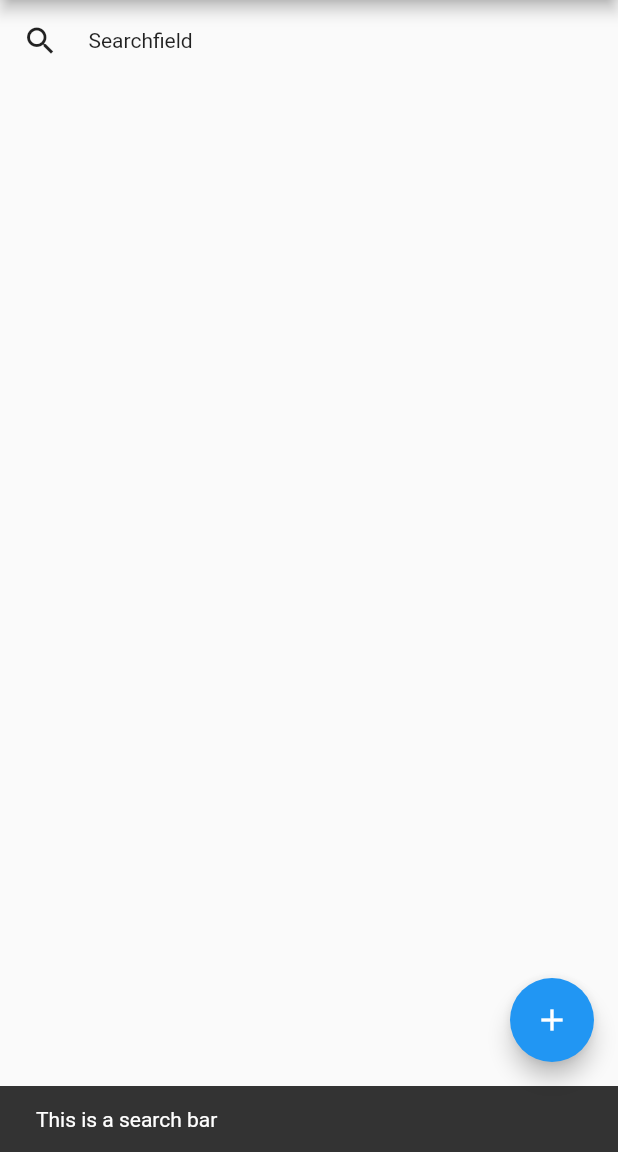
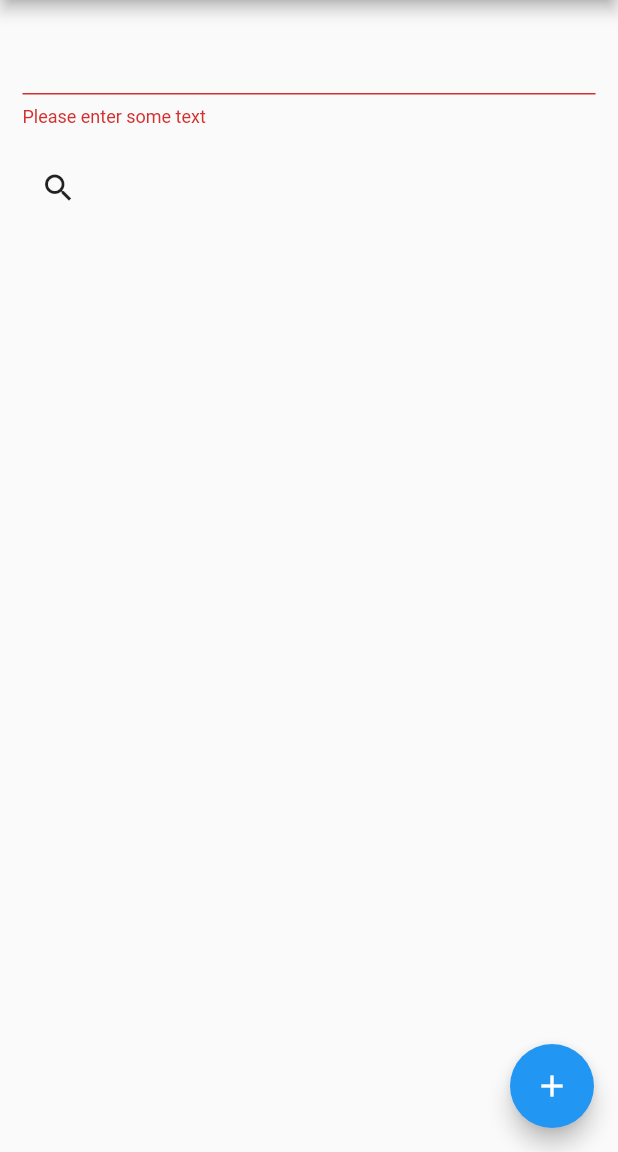
Before and after one commit to e-guyot/ContactFlutter, a Flutter app: the screen it shows after launch, after a tap on the "search" icon, on a phone screen of 412 x 824 dp, the part 84-1236 px from its top. Run offline on Flutter 3.47's test engine with Material 2 defaults, Android fonts, the light colour scheme and no system bars.

Commit message:
add search bar front

```diff
--- a/lib/views/main.dart
+++ b/lib/main.dart
@@ -1,5 +1,5 @@
 import 'package:flutter/material.dart';
-import 'homepage.dart' as MyHomePage;
+import 'views/homepage.dart' as MyHomePage;
 
 void main() {
   runApp(MyApp());
--- a/lib/models/contact.dart
+++ b/lib/models/contact.dart
@@ -4,8 +4,9 @@ class Contact {
 
   Contact(this.name);
 
-  static List<Contact> addContact() {
-    return [];
+  static Contact addContact() {
+    return null;
   }
 
+
 }
--- a/lib/views/homepage.dart
+++ b/lib/views/homepage.dart
@@ -6,6 +6,7 @@ class MyHomePage extends StatelessWidget {
   MyHomePage({Key key, this.title}) : super(key: key);
 
   final String title;
+  final _formKey = GlobalKey<FormState>();
 
   @override
   Widget build(BuildContext context) {
@@ -38,12 +39,41 @@ class MyHomePage extends StatelessWidget {
             ),
             Padding(
               padding: const EdgeInsets.all(15.0),
-              child: Row(children: [
-                Icon(Icons.search),
-                SizedBox(width: 20),
-                Text("Searchfield"),
-              ]),
+              child: Form(
+                key: _formKey,
+                child: Column(
+                  crossAxisAlignment: CrossAxisAlignment.start,
+                  children: <Widget>[
+                    TextFormField(
+                      // The validator receives the text that the user has entered.
+                      validator: (value) {
+                        if (value == null || value.isEmpty) {
+                          return 'Please enter some text';
+                        }
+                        return null;
+                      },
+                    ),
+                    Padding(
+                      padding: const EdgeInsets.symmetric(vertical: 16.0),
+                      child: IconButton(
+                        icon: const Icon(Icons.search),
+                        tooltip: 'Search',
+                        onPressed: () {
+                          // Validate returns true if the form is valid, or false otherwise.
+                          if (_formKey.currentState.validate()) {
+                            // If the form is valid, display a snackbar. In the real world,
+                            // you'd often call a server or save the information in a database.
+                            ScaffoldMessenger.of(context).showSnackBar(
+                                SnackBar(content: Text('Processing Data')));
+                          }
+                        },
+                      ),
+                    ),
+                  ],
+                ),
+              ),
             ),
+
           ],
         ),
       ),
```
Also changed, not shown: 1 other file.
